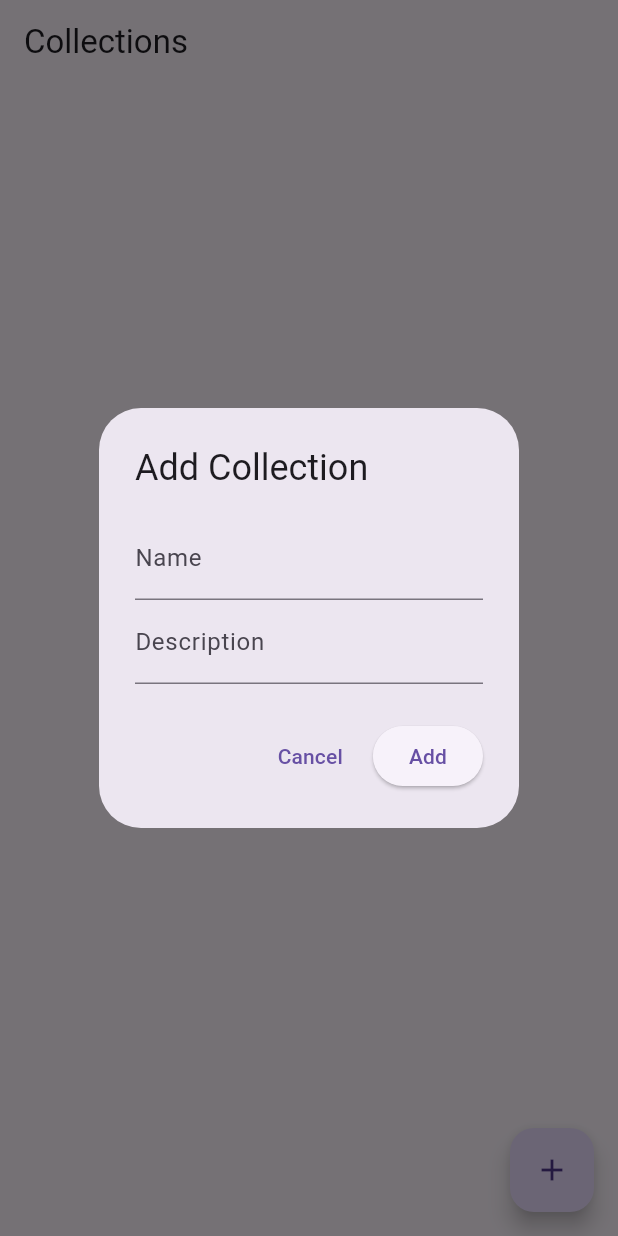
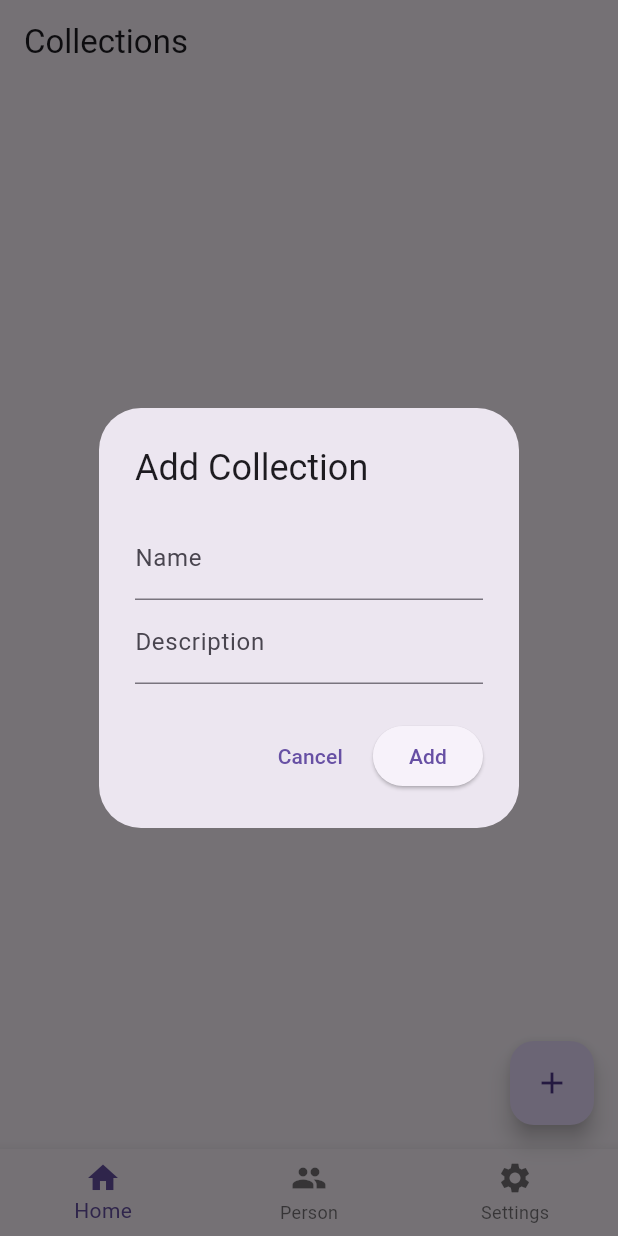
Before and after one commit to jeremdebien/split_ease, a Flutter app: the screen it shows after launch, after a tap on the "add" icon, on a phone screen of 412 x 824 dp. Run offline on Flutter 3.47's test engine with Material 3 defaults, Android fonts, the light colour scheme and no system bars; our stand-ins replace drift, equatable, flutter_bloc, get_it; accounts and stored records are empty; generated files the repository leaves out were written again.

Commit message:
Add navbar and person. Update implementations

```diff
--- /dev/null
+++ b/lib/common/widgets/navbar.dart
@@ -0,0 +1,63 @@
+// my_navbar.dart
+import 'package:flutter/material.dart';
+import 'package:split_ease/pages/collection/collection_page.dart';
+import 'package:split_ease/pages/persons/persons_page.dart';
+
+class MobileNavBar extends StatelessWidget {
+  final int currentIndex;
+
+  const MobileNavBar({
+    super.key,
+    required this.currentIndex,
+  });
+
+  void _onItemTapped(BuildContext context, int index) {
+    if (index == currentIndex) return; // Avoid unnecessary navigation
+
+    switch (index) {
+      case 0:
+        Navigator.push(
+            context,
+            MaterialPageRoute(
+              builder: (context) => const CollectionsPage(),
+            ));
+        break;
+      case 1:
+        Navigator.push(
+            context,
+            MaterialPageRoute(
+              builder: (context) => const PersonsPage(),
+            ));
+        break;
+      case 2:
+        Navigator.push(
+            context,
+            MaterialPageRoute(
+              builder: (context) => CollectionsPage(),
+            ));
+        break;
+    }
+  }
+
+  @override
+  Widget build(BuildContext context) {
+    return BottomNavigationBar(
+      currentIndex: currentIndex,
+      onTap: (index) => _onItemTapped(context, index),
+      items: const [
+        BottomNavigationBarItem(
+          icon: Icon(Icons.home),
+          label: 'Home',
+        ),
+        BottomNavigationBarItem(
+          icon: Icon(Icons.group),
+          label: 'Person',
+        ),
+        BottomNavigationBarItem(
+          icon: Icon(Icons.settings),
+          label: 'Settings',
+        ),
+      ],
+    );
+  }
+}
--- a/lib/cubit/expenses/expenses_cubit.dart
+++ b/lib/cubit/expenses/expenses_cubit.dart
@@ -20,7 +20,7 @@ class ExpensesCubit extends Cubit<ExpensesState> {
 
   Future<void> addExpense(ExpensesCompanion expense) async {
     try {
-      final insertedExpense = await expenseDao.insertAndReturnExpense(expense);
+      final insertedExpense = await expenseDao.insertAndReturn(expense);
       if (state is ExpensesLoaded) {
         final currentState = state as ExpensesLoaded;
         final newExpenses = List<Expense>.from(currentState.expenses)..add(insertedExpense);
--- a/lib/database/daos/expense_dao.dart
+++ b/lib/database/daos/expense_dao.dart
@@ -15,7 +15,7 @@ class ExpenseDao extends DatabaseAccessor<AppDatabase> with _$ExpenseDaoMixin {
 
   Future<int> deleteExpense(int id) => (delete(expenses)..where((e) => e.id.equals(id))).go();
 
-  Future<Expense> insertAndReturnExpense(ExpensesCompanion expense) {
+  Future<Expense> insertAndReturn(ExpensesCompanion expense) {
     return into(expenses).insertReturning(expense);
   }
 }
--- a/lib/database/daos/person_dao.dart
+++ b/lib/database/daos/person_dao.dart
@@ -16,4 +16,10 @@ class PersonDao extends DatabaseAccessor<AppDatabase> with _$PersonDaoMixin {
 
   // Delete a person by their ID
   Future<int> deletePerson(int id) => (delete(persons)..where((p) => p.id.equals(id))).go();
+
+  Future<Person> insertAndReturn(PersonsCompanion person) {
+    return into(persons).insertReturning(person);
+  }
+
+  Future<List<Person>> getAllPersons() => select(persons).get();
 }
--- a/lib/pages/collection/collection_view.dart
+++ b/lib/pages/collection/collection_view.dart
@@ -1,14 +1,18 @@
 import 'package:flutter/material.dart';
 import 'package:flutter_bloc/flutter_bloc.dart';
+import 'package:split_ease/common/widgets/navbar.dart';
 import 'package:split_ease/cubit/collection/collection_cubit.dart';
 import 'package:split_ease/cubit/collection/collection_state.dart';
 import 'package:split_ease/pages/expenses/expenses_page.dart';
 
 class CollectionView extends StatelessWidget {
+  const CollectionView({super.key});
+
   @override
   Widget build(BuildContext context) {
     return Scaffold(
       appBar: AppBar(title: Text('Collections')),
+      bottomNavigationBar: MobileNavBar(currentIndex: 0),
       body: BlocBuilder<CollectionCubit, CollectionState>(
         builder: (context, state) {
           if (state is CollectionLoading) {
```
Also changed, not shown: lib/cubit/persons/persons_cubit.dart (added, +47 -0 lines), lib/cubit/persons/persons_state.dart (added, +35 -0 lines), lib/pages/persons/persons_page.dart (added, +18 -0 lines), lib/pages/persons/persons_view.dart (added, +94 -0 lines).
